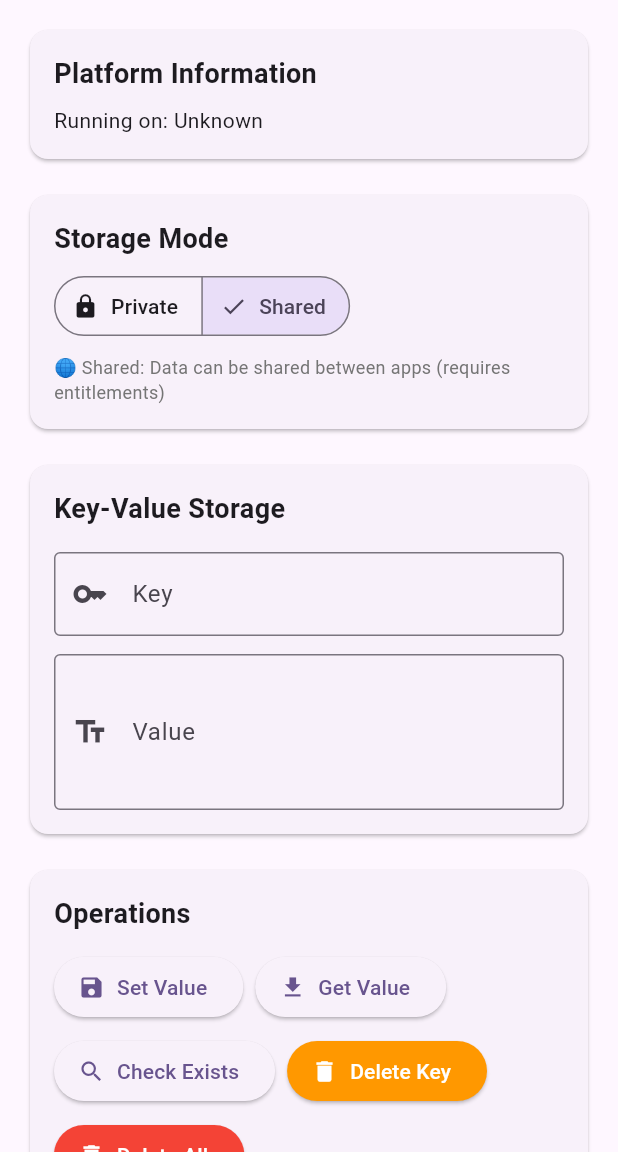
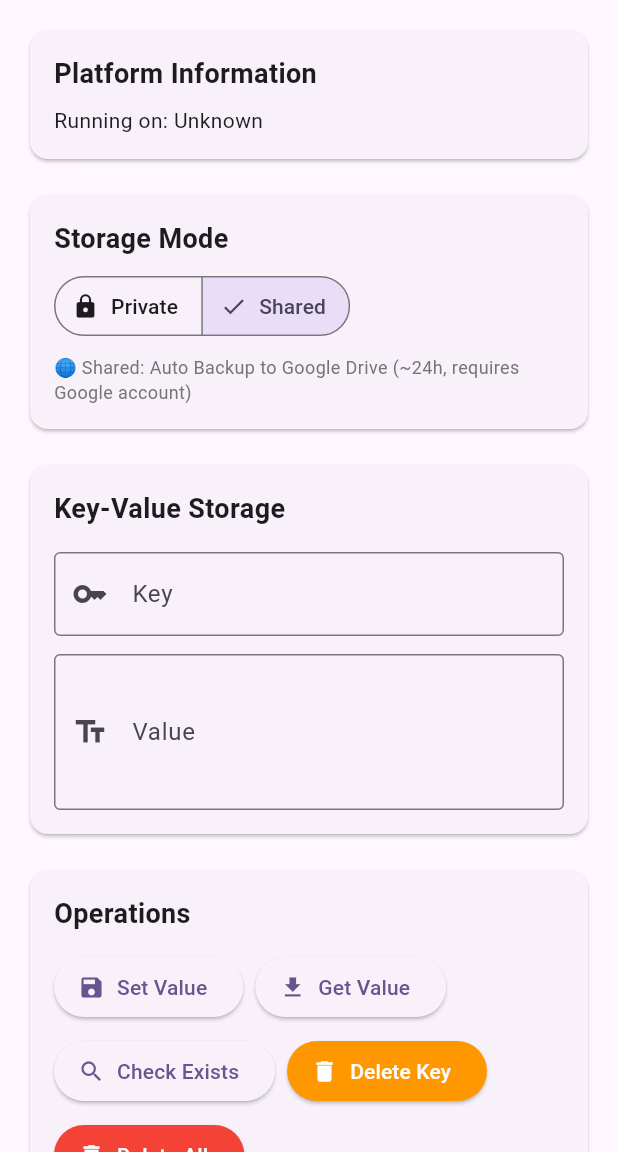
Before and after one commit to alex-melnyk/crossvault, a Flutter app: the screen it shows after launch, after a tap on "Shared", on a phone screen of 412 x 824 dp, the part 84-1236 px from its top. Run offline on Flutter 3.47's test engine with Material 3 defaults, Android fonts, the phone set to English and light mode, and no system bars; our stand-ins replace plugin_platform_interface.

Commit message:
example updated

```diff
--- a/crossvault/example/lib/main.dart
+++ b/crossvault/example/lib/main.dart
@@ -94,23 +94,52 @@ class _CrossvaultDemoState extends State<CrossvaultDemo> {
     }
   }
 
+  String _getModeDescription() {
+    if (_storageMode == StorageMode.privateMode) {
+      return '🔒 Private: Data stored only for this app';
+    }
+
+    // Shared mode descriptions per platform
+    if (Platform.isIOS || Platform.isMacOS) {
+      return '🌐 Shared: iCloud Keychain sync (real-time, requires Apple ID)';
+    } else if (Platform.isAndroid) {
+      return '🌐 Shared: Auto Backup to Google Drive (~24h, requires Google account)';
+    } else if (Platform.isWindows) {
+      return '🌐 Shared: Windows Credential Manager (local machine)';
+    }
+
+    return '🔒 Private mode';
+  }
+
   CrossvaultOptions? _getOptions() {
     if (_storageMode == StorageMode.privateMode) {
       return null; // Use default (private)
     }
 
-    // Shared mode with access group
+    // Shared mode with platform-specific options
     if (Platform.isIOS) {
       return IOSOptions(
         accessGroup: 'io.alexmelnyk.crossvault.shared',
-        synchronizable: true,
+        synchronizable: true,  // Enable iCloud Keychain sync
         accessibility: IOSAccessibility.afterFirstUnlock,
       );
     } else if (Platform.isMacOS) {
       return MacOSOptions(
         accessGroup: 'io.alexmelnyk.crossvault.shared',
-        synchronizable: true,
+        synchronizable: true,  // Enable iCloud Keychain sync
         accessibility: MacOSAccessibility.afterFirstUnlock,
+      );
+    } else if (Platform.isAndroid) {
+      return AndroidOptions(
+        sharedPreferencesName: 'crossvault_secure_storage',
+        resetOnError: true,  // Auto-reset on decryption error
+      );
+      // Note: Android uses Auto Backup (configured in AndroidManifest.xml)
+      // Backup happens automatically every ~24 hours to Google Drive
+    } else if (Platform.isWindows) {
+      return WindowsOptions(
+        prefix: 'crossvault',
+        persist: WindowsPersist.localMachine,
       );
     }
 
@@ -278,9 +307,7 @@ class _CrossvaultDemoState extends State<CrossvaultDemo> {
                     ),
                     const SizedBox(height: 8),
                     Text(
-                      _storageMode == StorageMode.privateMode
-                          ? '🔒 Private: Data stored only for this app'
-                          : '🌐 Shared: Data can be shared between apps (requires entitlements)',
+                      _getModeDescription(),
                       style: TextStyle(
                         fontSize: 12,
                         color: Colors.grey[600],
```
Also changed, not shown: 1 other file.
